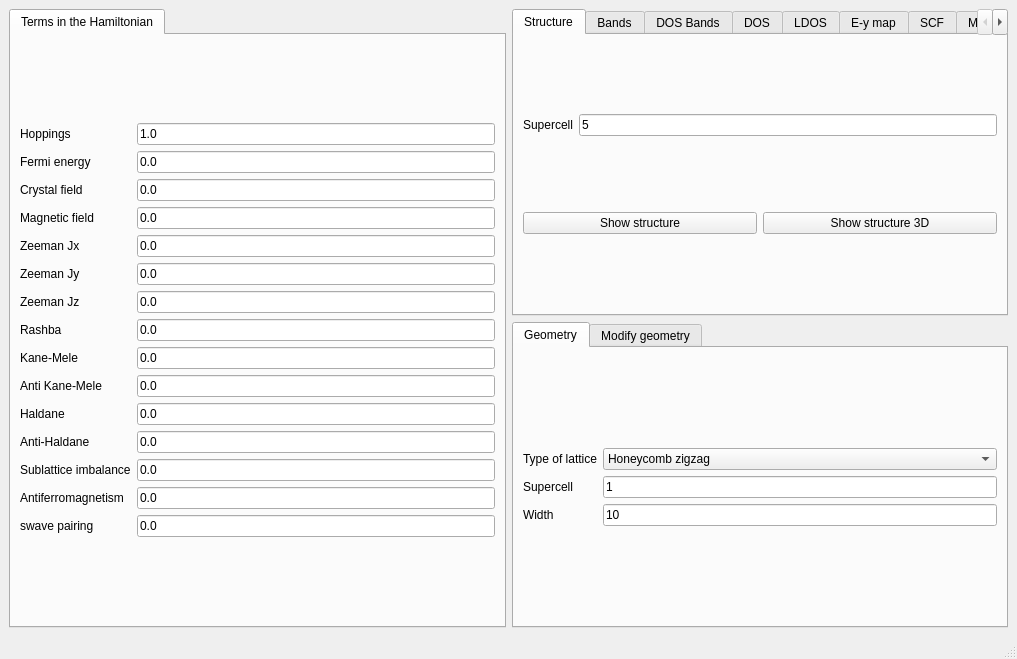
Before: the Qt Designer form interface-pyqt/1d/interface.ui in joselado/quantum-lattice, drawn with Qt 5.
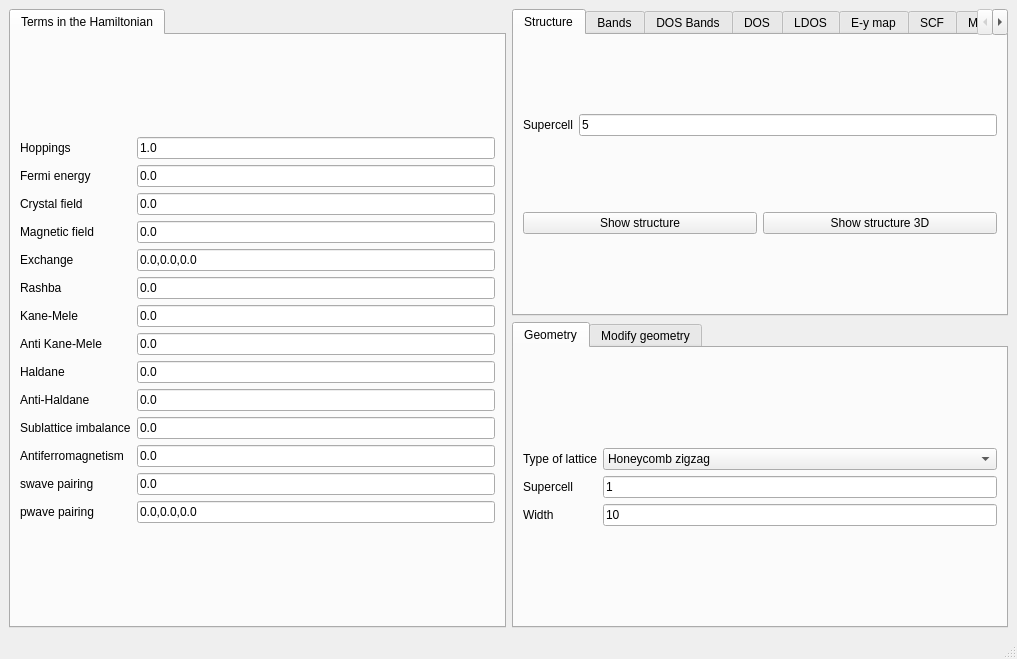
After: the same form once the commit is applied.

Diff of the .ui file:
```diff
--- a/interface-pyqt/1d/interface.ui
+++ b/interface-pyqt/1d/interface.ui
@@ -27,48 +27,27 @@
        <layout class="QGridLayout" name="gridLayout_19">
         <item row="0" column="0">
          <layout class="QGridLayout" name="gridLayout">
-          <item row="14" column="1">
+          <item row="12" column="1">
            <widget class="QLineEdit" name="swave">
             <property name="text">
              <string>0.0</string>
             </property>
            </widget>
           </item>
-          <item row="6" column="1">
-           <widget class="QLineEdit" name="Bz">
-            <property name="text">
-             <string>0.0</string>
-            </property>
-           </widget>
-          </item>
           <item row="4" column="1">
            <widget class="QLineEdit" name="Bx">
             <property name="text">
-             <string>0.0</string>
+             <string>0.0,0.0,0.0</string>
             </property>
            </widget>
           </item>
-          <item row="6" column="0">
-           <widget class="QLabel" name="label_5">
-            <property name="text">
-             <string>Zeeman Jz</string>
-            </property>
-           </widget>
-          </item>
-          <item row="12" column="1">
+          <item row="10" column="1">
            <widget class="QLineEdit" name="mAB">
             <property name="text">
              <string>0.0</string>
             </property>
            </widget>
           </item>
-          <item row="5" column="1">
-           <widget class="QLineEdit" name="By">
-            <property name="text">
-             <string>0.0</string>
-            </property>
-           </widget>
-          </item>
           <item row="1" column="0">
            <widget class="QLabel" name="label">
             <property name="text">
@@ -86,28 +65,28 @@
             </property>
            </widget>
           </item>
-          <item row="8" column="1">
+          <item row="6" column="1">
            <widget class="QLineEdit" name="kanemele">
             <property name="text">
              <string>0.0</string>
             </property>
            </widget>
           </item>
-          <item row="10" column="0">
+          <item row="8" column="0">
            <widget class="QLabel" name="label_24">
             <property name="text">
              <string>Haldane</string>
             </property>
            </widget>
           </item>
-          <item row="11" column="1">
+          <item row="9" column="1">
            <widget class="QLineEdit" name="antihaldane">
             <property name="text">
              <string>0.0</string>
             </property>
            </widget>
           </item>
-          <item row="14" column="0">
+          <item row="12" column="0">
            <widget class="QLabel" name="label_26">
             <property name="text">
              <string>swave pairing</string>
@@ -124,35 +103,35 @@
             </property>
            </widget>
           </item>
-          <item row="7" column="1">
+          <item row="5" column="1">
            <widget class="QLineEdit" name="rashba">
             <property name="text">
              <string>0.0</string>
             </property>
            </widget>
           </item>
-          <item row="10" column="1">
+          <item row="8" column="1">
            <widget class="QLineEdit" name="haldane">
             <property name="text">
              <string>0.0</string>
             </property>
            </widget>
           </item>
-          <item row="13" column="1">
+          <item row="11" column="1">
            <widget class="QLineEdit" name="mAF">
             <property name="text">
              <string>0.0</string>
             </property>
            </widget>
           </item>
-          <item row="7" column="0">
+          <item row="5" column="0">
            <widget class="QLabel" name="label_10">
             <property name="text">
              <string>Rashba</string>
             </property>
            </widget>
           </item>
-          <item row="8" column="0">
+          <item row="6" column="0">
            <widget class="QLabel" name="label_11">
             <property name="text">
              <string>Kane-Mele</string>
@@ -162,18 +141,11 @@
           <item row="4" column="0">
            <widget class="QLabel" name="label_3">
             <property name="text">
-             <string>Zeeman Jx</string>
+             <string>Exchange</string>
             </property>
            </widget>
           </item>
-          <item row="5" column="0">
-           <widget class="QLabel" name="label_4">
-            <property name="text">
-             <string>Zeeman Jy</string>
-            </property>
-           </widget>
-          </item>
-          <item row="12" column="0">
+          <item row="10" column="0">
            <widget class="QLabel" name="label_12">
             <property name="text">
              <string>Sublattice imbalance</string>
@@ -187,28 +159,28 @@
             </property>
            </widget>
           </item>
-          <item row="13" column="0">
+          <item row="11" column="0">
            <widget class="QLabel" name="label_13">
             <property name="text">
              <string>Antiferromagnetism</string>
             </property>
            </widget>
           </item>
-          <item row="11" column="0">
+          <item row="9" column="0">
            <widget class="QLabel" name="label_25">
             <property name="text">
              <string>Anti-Haldane</string>
             </property>
            </widget>
           </item>
-          <item row="9" column="1">
+          <item row="7" column="1">
            <widget class="QLineEdit" name="antikanemele">
             <property name="text">
              <string>0.0</string>
             </property>
            </widget>
           </item>
-          <item row="9" column="0">
+          <item row="7" column="0">
            <widget class="QLabel" name="label_37">
             <property name="text">
              <string>Anti Kane-Mele</string>
@@ -246,6 +218,20 @@
             </property>
            </widget>
           </item>
+          <item row="13" column="1">
+           <widget class="QLineEdit" name="pwave">
+            <property name="text">
+             <string>0.0,0.0,0.0</string>
+            </property>
+           </widget>
+          </item>
+          <item row="13" column="0">
+           <widget class="QLabel" name="label_4">
+            <property name="text">
+             <string>pwave pairing</string>
+            </property>
+           </widget>
+          </item>
          </layout>
         </item>
        </layout>
```
Left out of the diff: 2 changed lines with no effect on the pictures.
